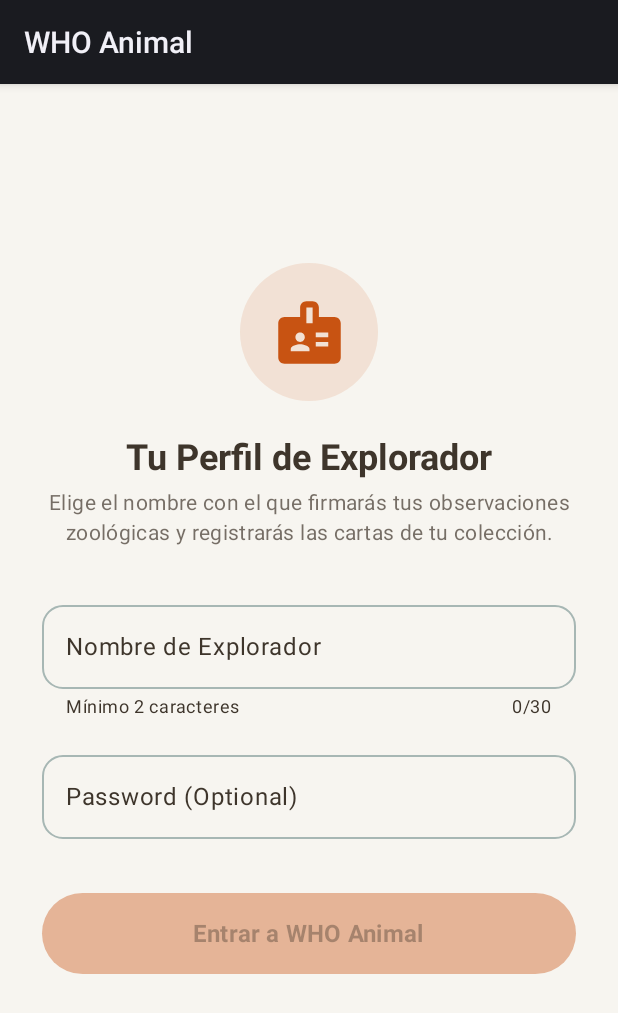
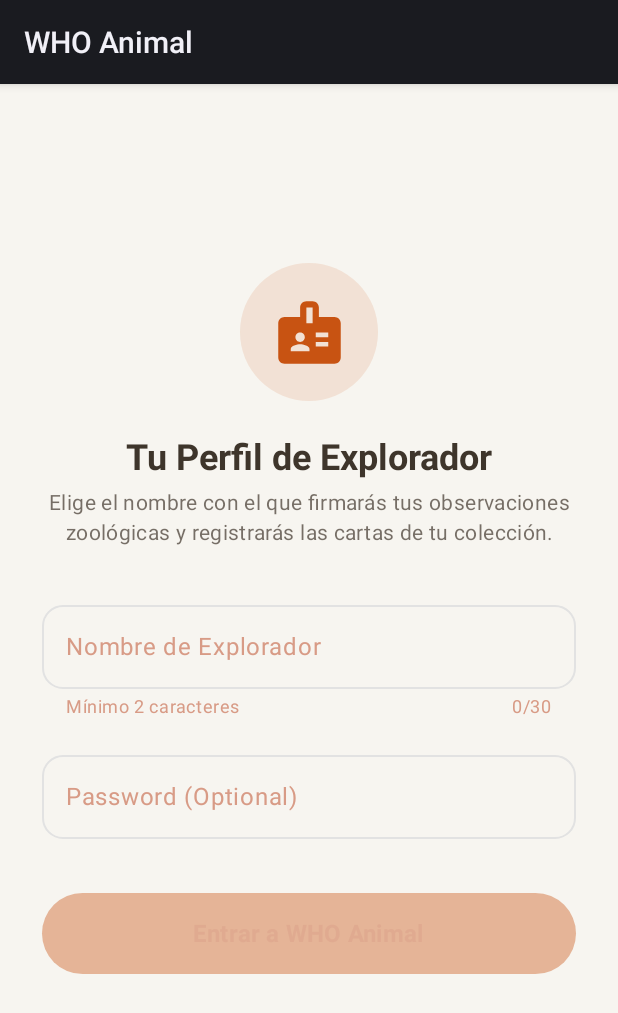
Before and after one commit to d4ms36/whoanimal, an Android app built with Jetpack Compose: the screen it shows after launch (MainActivity), after a tap on "Comenzar Expedición", on a phone screen of 412 x 824 dp. Shown: the top 1013 px of the screen. Run offline under Robolectric (Android 15) with nearby library versions, the light colour scheme and no system bars; our stand-ins replace Room's generated code.

Commit message:
WHO-028 — Beta UI Visual Redesign & Semantic Theming

```diff
--- a/android/app/src/main/java/com/whoanimal/app/ui/card/SpecimenCard.kt
+++ b/android/app/src/main/java/com/whoanimal/app/ui/card/SpecimenCard.kt
@@ -58,6 +58,9 @@ import com.whoanimal.app.domain.model.AnimalProfileContract
 import com.whoanimal.app.domain.model.TaxonomyContract
 import com.whoanimal.app.ui.theme.WhoAnimalTheme
 import java.io.File
+import com.whoanimal.app.ui.theme.*
+import androidx.compose.foundation.isSystemInDarkTheme
+import androidx.compose.foundation.BorderStroke
 
 // ─────────────────────────────────────────────────────────────────────────────
 // WHO-003B-R2 — SpecimenCard: DESIGN LOCK IMPLEMENTATION
@@ -80,14 +83,7 @@ import java.io.File
 //  - Prisma: holografía sutil y controlada.
 // ─────────────────────────────────────────────────────────────────────────────
 
-/** Colores base del tema Explorer — cálido, natural, premium. */
-private object ExplorerColors {
-    val paperSurface  = Color(0xFFF9F6F0)   // Papel natural cálido
-    val textPrimary   = Color(0xFF2c251e)    // Texto oscuro cálido
-    val textSecondary = Color(0xFF8b3a2a)    // Acento cobre/marrón
-    val divider       = Color(0x1A2c251e)    // Divisor sutil
-    val exploreMark   = Color(0x4D000000)    // Fondo del mark
-}
+// ExplorerColors removed; using semantic color tokens defined in Color.kt
 
 /**
  * SpecimenCard — Composable principal de la carta coleccionable de WHO Animal.
@@ -152,7 +148,7 @@ fun SpecimenCard(
                 // ── INNER CARD (warm paper) ────────────────────────────────
                 Surface(
                     shape  = RoundedCornerShape(innerCorner),
-                    color  = ExplorerColors.paperSurface,
+                    color  = Surface,
                     modifier = Modifier.fillMaxSize()
                 ) {
                     Column(modifier = Modifier.fillMaxSize()) {
@@ -222,7 +218,7 @@ fun SpecimenCard(
                                     .align(Alignment.BottomCenter)
                                     .background(
                                         brush = Brush.verticalGradient(
-                                            colors = listOf(Color.Transparent, ExplorerColors.paperSurface)
+                                            colors = listOf(Color.Transparent, Surface)
                                         )
                                     )
                             )
@@ -236,7 +232,9 @@ fun SpecimenCard(
                                         .size(20.dp, 10.dp)
                                         .align(Alignment.Center)
                                         .clip(TriangleShape)
-                                        .background(ExplorerColors.paperSurface)
+                                        .background(
+                                            Surface
+                                        )
                                 )
                             }
                         }
@@ -261,7 +259,7 @@ fun SpecimenCard(
                                     fontFamily= FontFamily.Serif,
                                     fontWeight= FontWeight.Bold,
                                     fontSize  = if (isThumbnail) 10.sp else 22.sp,
-                                    color     = ExplorerColors.textPrimary,
+                                    color     = TextPrimary,
                                     textAlign = TextAlign.Center,
                                     maxLines  = if (isThumbnail) 2 else 1,
                                     overflow  = TextOverflow.Ellipsis,
@@ -278,7 +276,7 @@ fun SpecimenCard(
                                         fontWeight= FontWeight.Normal,
                                         fontSize  = 11.sp,
                                         lineHeight= 15.sp,
-                                        color     = ExplorerColors.textSecondary,
+                                        color     = TextSecondary,
                                         textAlign = TextAlign.Center,
                                         maxLines  = 2,
                                         overflow  = TextOverflow.Ellipsis,
@@ -292,13 +290,13 @@ fun SpecimenCard(
                             if (!isThumbnail && profile != null) {
                                 Column(modifier = Modifier.fillMaxWidth()) {
                                     HorizontalDivider(
-                                        color    = ExplorerColors.divider,
+                                        color    = Border,
                                         thickness= 1.dp,
                                         modifier = Modifier.padding(vertical = 6.dp)
                                     )
                                     AnatomicalStatsRow(profile = profile)
                                     HorizontalDivider(
-                                        color    = ExplorerColors.divider,
+                                        color    = Border,
                                         thickness= 1.dp,
                                         modifier = Modifier.padding(top = 6.dp)
                                     )
@@ -347,7 +345,8 @@ fun SpecimenCard(
 private fun ExplorerMarkBadge(modifier: Modifier = Modifier) {
     Surface(
         shape      = CircleShape,
-        color      = ExplorerColors.exploreMark,
+        color      = if (isSystemInDarkTheme()) ExplorerDarkMark else ExplorerMark,
+        border = BorderStroke(1.dp, Border),
         modifier   = modifier.size(30.dp)
     ) {
         Box(contentAlignment = Alignment.Center, modifier = Modifier.fillMaxSize()) {
@@ -436,7 +435,7 @@ private fun StatItem(icon: String, value: String) {
             fontFamily = FontFamily.Monospace,
             fontWeight = FontWeight.Bold,
             fontSize   = 9.sp,
-            color      = ExplorerColors.textSecondary,
+            color      = TextSecondary,
             letterSpacing = 0.5.sp
         )
         Text(
@@ -444,7 +443,7 @@ private fun StatItem(icon: String, value: String) {
             fontFamily = FontFamily.SansSerif,
             fontWeight = FontWeight.Bold,
             fontSize   = 12.sp,
-            color      = ExplorerColors.textPrimary
+            color      = TextPrimary
         )
     }
 }
--- a/android/app/src/main/java/com/whoanimal/app/ui/theme/Color.kt
+++ b/android/app/src/main/java/com/whoanimal/app/ui/theme/Color.kt
@@ -17,3 +17,37 @@ val DmcWhite = Color(0xFFFFFFFF)
 val DmcErrorRed = Color(0xFFBA1A1A)
 val DmcErrorDark = Color(0xFFFFB4AB)
 val DmcSoftCardBorder = Color(0xFFE2E2E2)
+
+
+// Semantic Color Tokens – Light Theme
+val Primary = DmcDarkOrangeSpice
+val Secondary = DmcLightWedgwood
+val Surface = DmcCreamBackground
+val SurfaceVariant = DmcLightGrayGreen
+val Background = DmcCreamBackground
+val CardSurface = DmcCardPaper
+val Border = DmcSoftCardBorder
+val TextPrimary = DmcVeryDarkBrownGray
+val TextSecondary = DmcVeryLightTerraCotta
+val Success = Color(0xFF4CAF50) // Green
+val Warning = Color(0xFFFFC107) // Amber
+val Error = DmcErrorRed
+val PrimaryOn = DmcWhite
+val SecondaryOn = DmcWhite
+val ExplorerMark = Color(0x4D000000)
+val ExplorerDarkMark = Color(0x33FFFFFF)
+
+
+// Semantic Color Tokens – Dark Theme (using darker variants)
+val DarkPrimary = DmcDarkOrangeSpice
+val DarkSecondary = DmcLightWedgwood
+val DarkSurface = DmcUltraDarkBeigeGray
+val DarkSurfaceVariant = DmcVeryDarkBrownGray
+val DarkBackground = DmcUltraDarkBeigeGray
+val DarkCardSurface = DmcVeryDarkBrownGray
+val DarkBorder = DmcSoftCardBorder
+val DarkTextPrimary = DmcWhite
+val DarkTextSecondary = DmcLightGrayGreen
+val DarkSuccess = Color(0xFF81C784)
+val DarkWarning = Color(0xFFFFD54F)
+val DarkError = DmcErrorDark
--- a/android/app/src/main/java/com/whoanimal/app/ui/theme/Theme.kt
+++ b/android/app/src/main/java/com/whoanimal/app/ui/theme/Theme.kt
@@ -12,39 +12,35 @@ import androidx.compose.ui.graphics.Color
 import androidx.compose.ui.platform.LocalContext
 
 private val DarkColorScheme = darkColorScheme(
-    primary = DmcDarkOrangeSpice,
-    onPrimary = DmcWhite,
-    secondary = DmcLightWedgwood,
-    onSecondary = DmcVeryDarkBrownGray,
-    tertiary = DmcVeryLightTerraCotta,
-    onTertiary = DmcVeryDarkBrownGray,
-    background = DmcVeryDarkBrownGray,
-    surface = DmcVeryDarkBrownGray,
-    surfaceVariant = DmcUltraDarkBeigeGray,
-    onBackground = DmcWhite,
-    onSurface = DmcWhite,
-    onSurfaceVariant = DmcWhite,
-    outline = DmcLightGrayGreen,
-    error = DmcErrorDark,
-    onError = DmcVeryDarkBrownGray
+    primary = DarkPrimary,
+    onPrimary = PrimaryOn,
+    secondary = DarkSecondary,
+    onSecondary = SecondaryOn,
+    background = DarkBackground,
+    surface = DarkCardSurface,
+    surfaceVariant = DarkSurfaceVariant,
+    onBackground = DarkTextPrimary,
+    onSurface = DarkTextPrimary,
+    onSurfaceVariant = DarkTextSecondary,
+    outline = DarkBorder,
+    error = DarkError,
+    onError = DarkTextPrimary
 )
 
 private val LightColorScheme = lightColorScheme(
-    primary = DmcDarkOrangeSpice,
-    onPrimary = DmcWhite,
-    secondary = DmcLightWedgwood,
-    onSecondary = DmcWhite,
-    tertiary = DmcUltraDarkBeigeGray,
-    onTertiary = DmcWhite,
-    background = DmcCreamBackground, // Creamy natural background
-    surface = DmcCardPaper,          // Warm paper tone for surfaces
-    surfaceVariant = DmcLightGrayGreen.copy(alpha = 0.2f),
-    onBackground = DmcVeryDarkBrownGray,
-    onSurface = DmcVeryDarkBrownGray,
-    onSurfaceVariant = DmcVeryDarkBrownGray,
-    outline = DmcLightGrayGreen,
-    error = DmcErrorRed,
-    onError = DmcWhite
+    primary = Primary,
+    onPrimary = PrimaryOn,
+    secondary = Secondary,
+    onSecondary = SecondaryOn,
+    background = Background,
+    surface = CardSurface,
+    surfaceVariant = SurfaceVariant,
+    onBackground = TextPrimary,
+    onSurface = TextPrimary,
+    onSurfaceVariant = TextSecondary,
+    outline = Border,
+    error = Error,
+    onError = TextPrimary
 )
 
 @Composable
```
